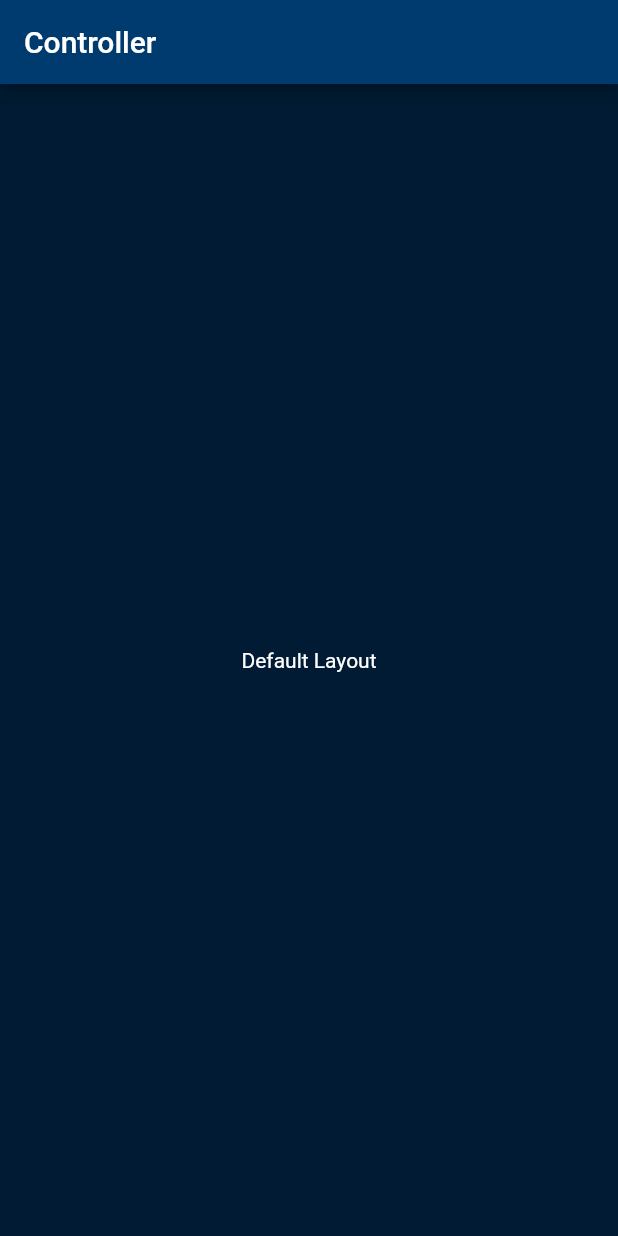
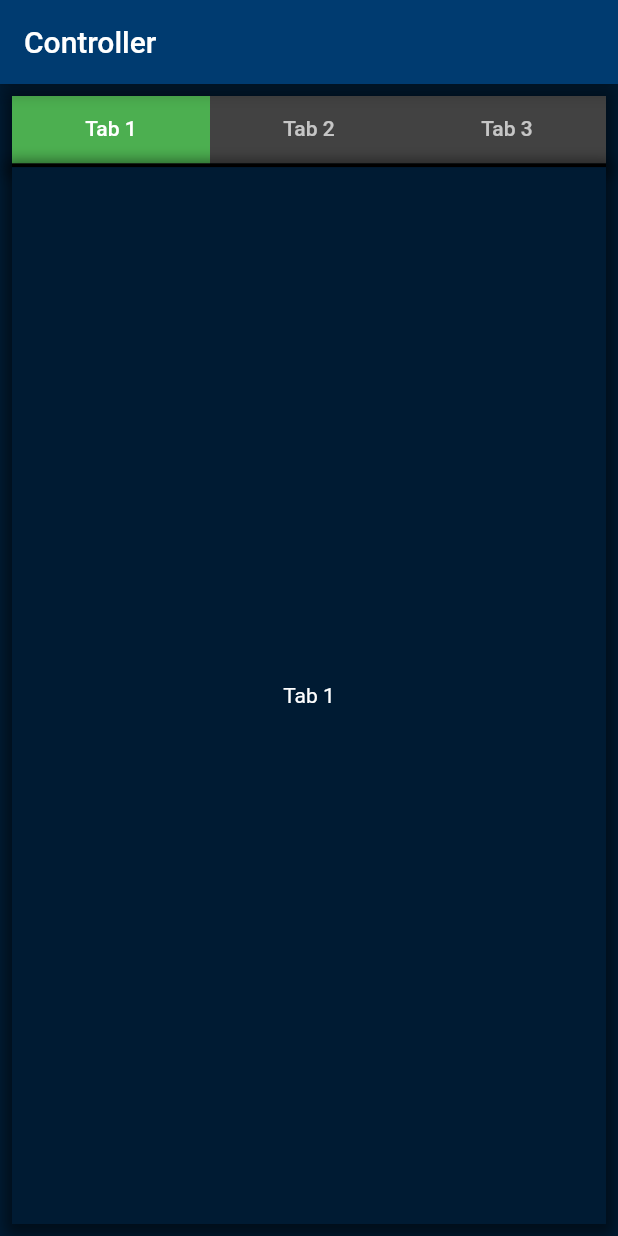
Before and after one commit to JosephLattisaw/save_and_restore, a Flutter app: the screen it shows after launch, on a phone screen of 412 x 824 dp. Run offline on Flutter 3.47's test engine with Material 2 defaults, Android fonts, the phone set to English and light mode, and no system bars; our stand-ins replace flutter_hooks.

Commit message:
got a basic tab widget going so far

```diff
--- /dev/null
+++ b/controller/lib/colors.dart
@@ -0,0 +1,32 @@
+import 'package:flutter/material.dart';
+
+Map<int, Color> primarySwatchColorCodes = {
+  50: Color.fromRGBO(0, 59, 112, .1),
+  100: Color.fromRGBO(0, 59, 112, .2),
+  200: Color.fromRGBO(0, 59, 112, .3),
+  300: Color.fromRGBO(0, 59, 112, .4),
+  400: Color.fromRGBO(0, 59, 112, .5),
+  500: Color.fromRGBO(0, 59, 112, .6),
+  600: Color.fromRGBO(0, 59, 112, .7),
+  700: Color.fromRGBO(0, 59, 112, .8),
+  800: Color.fromRGBO(0, 59, 112, .9),
+  900: Color.fromRGBO(0, 59, 112, 1),
+};
+
+Map<int, Color> scaffoldBackgroundColorCodes = {
+  50: Color.fromRGBO(0, 27, 51, .1),
+  100: Color.fromRGBO(0, 27, 51, .2),
+  200: Color.fromRGBO(0, 27, 51, .3),
+  300: Color.fromRGBO(0, 27, 51, .4),
+  400: Color.fromRGBO(0, 27, 51, .5),
+  500: Color.fromRGBO(0, 27, 51, .6),
+  600: Color.fromRGBO(0, 27, 51, .7),
+  700: Color.fromRGBO(0, 27, 51, .8),
+  800: Color.fromRGBO(0, 27, 51, .9),
+  900: Color.fromRGBO(0, 27, 51, 1),
+};
+
+MaterialColor primarySwatch =
+    MaterialColor(0xFF003b70, primarySwatchColorCodes);
+MaterialColor scaffoldBackgroundColor =
+    MaterialColor(0xFF001b33, scaffoldBackgroundColorCodes);
--- a/controller/lib/main.dart
+++ b/controller/lib/main.dart
@@ -1,22 +1,11 @@
 import 'package:flutter/material.dart';
 import 'package:flutter_hooks/flutter_hooks.dart';
+import 'package:controller/tab_widget.dart' as tab_widget;
+import 'package:controller/colors.dart';
 
 void main() {
   runApp(MyApp());
 }
-
-Map<int, Color> colorCodes = {
-  50: Color.fromRGBO(147, 205, 72, .1),
-  100: Color.fromRGBO(147, 205, 72, .2),
-  200: Color.fromRGBO(147, 205, 72, .3),
-  300: Color.fromRGBO(147, 205, 72, .4),
-  400: Color.fromRGBO(147, 205, 72, .5),
-  500: Color.fromRGBO(147, 205, 72, .6),
-  600: Color.fromRGBO(147, 205, 72, .7),
-  700: Color.fromRGBO(147, 205, 72, .8),
-  800: Color.fromRGBO(147, 205, 72, .9),
-  900: Color.fromRGBO(147, 205, 72, 1),
-};
 
 class MyApp extends StatelessWidget {
   @override
@@ -24,8 +13,8 @@ class MyApp extends StatelessWidget {
     return MaterialApp(
       title: 'controller',
       theme: ThemeData(
-        primarySwatch: MaterialColor(0xFF003b70, colorCodes),
-        scaffoldBackgroundColor: MaterialColor(0xFF001b33, colorCodes),
+        primarySwatch: primarySwatch,
+        scaffoldBackgroundColor: scaffoldBackgroundColor,
       ),
       home: MyHomePage(title: 'Controller'),
     );
@@ -37,6 +26,8 @@ class MyHomePage extends HookWidget {
 
   final String title;
 
+  static const int TOTAL_TABS = 3;
+
   @override
   Widget build(BuildContext context) {
     return Scaffold(
@@ -44,14 +35,21 @@ class MyHomePage extends HookWidget {
         title: Text(title),
       ),
       body: Center(
-        child: Column(
-          mainAxisAlignment: MainAxisAlignment.center,
-          children: <Widget>[
-            Text(
-              'Default Layout',
-              style: TextStyle(color: Colors.white),
+        child: Padding(
+          padding: const EdgeInsets.all(8.0),
+          child: tab_widget.TabWidget(
+            tabs: List<Widget>.generate(
+                TOTAL_TABS, (index) => Tab(text: "Tab ${index + 1}")),
+            tabWidgets: List<Widget>.generate(
+              TOTAL_TABS,
+              (index) => Center(
+                child: Text(
+                  "Tab ${index + 1}",
+                  style: TextStyle(color: Colors.white),
+                ),
+              ),
             ),
-          ],
+          ),
         ),
       ),
     );
--- /dev/null
+++ b/controller/lib/tab_widget.dart
@@ -0,0 +1,78 @@
+library tab_widget;
+
+import 'package:controller/colors.dart';
+import 'package:flutter/material.dart';
+import 'package:flutter_hooks/flutter_hooks.dart';
+
+class TabWidget extends HookWidget {
+  TabWidget({Key? key, required this.tabs, required this.tabWidgets})
+      : super(key: key) {
+    assert(this.tabs.length == this.tabWidgets.length); //sanity check
+  }
+
+  final List<Widget> tabs;
+  final List<Widget> tabWidgets;
+
+  @override
+  Widget build(BuildContext context) {
+    final ticker = useSingleTickerProvider();
+    final tabController =
+        useMemoized(() => TabController(length: tabs.length, vsync: ticker));
+    final defaultBorderRadius = useMemoized(() => BorderRadius.circular(10.0));
+
+    useEffect(() {
+      return tabController.dispose;
+    }, const []);
+
+    return Column(
+      children: [
+        Container(
+          height: 45,
+          decoration: BoxDecoration(
+            color: Colors.grey.shade800,
+            boxShadow: [
+              BoxShadow(
+                color: Colors.black.withOpacity(0.5),
+                spreadRadius: 5,
+                blurRadius: 7,
+                offset: Offset(0, 3),
+              )
+            ],
+          ),
+          child: TabBar(
+            tabs: tabs,
+            indicator: BoxDecoration(
+              color: Colors.green,
+            ),
+            controller: tabController,
+          ),
+        ),
+        Expanded(
+          child: Container(
+            child: TabBarView(
+              children: tabWidgets,
+              controller: tabController,
+            ),
+            decoration: BoxDecoration(
+              color: scaffoldBackgroundColorCodes[900],
+              border: Border(
+                top: BorderSide(
+                  color: Colors.black,
+                  width: 2.4,
+                ),
+              ),
+              boxShadow: [
+                BoxShadow(
+                  color: Colors.black.withOpacity(0.5),
+                  spreadRadius: 5,
+                  blurRadius: 7,
+                  offset: Offset(0, 3),
+                )
+              ],
+            ),
+          ),
+        ),
+      ],
+    );
+  }
+}
```
